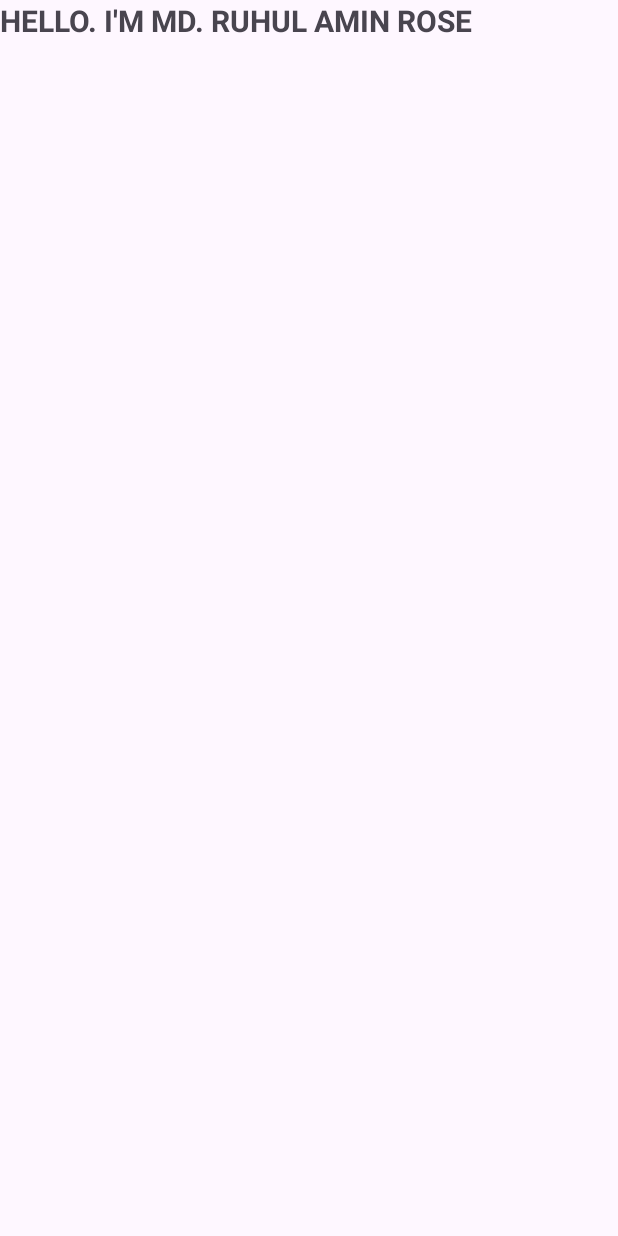
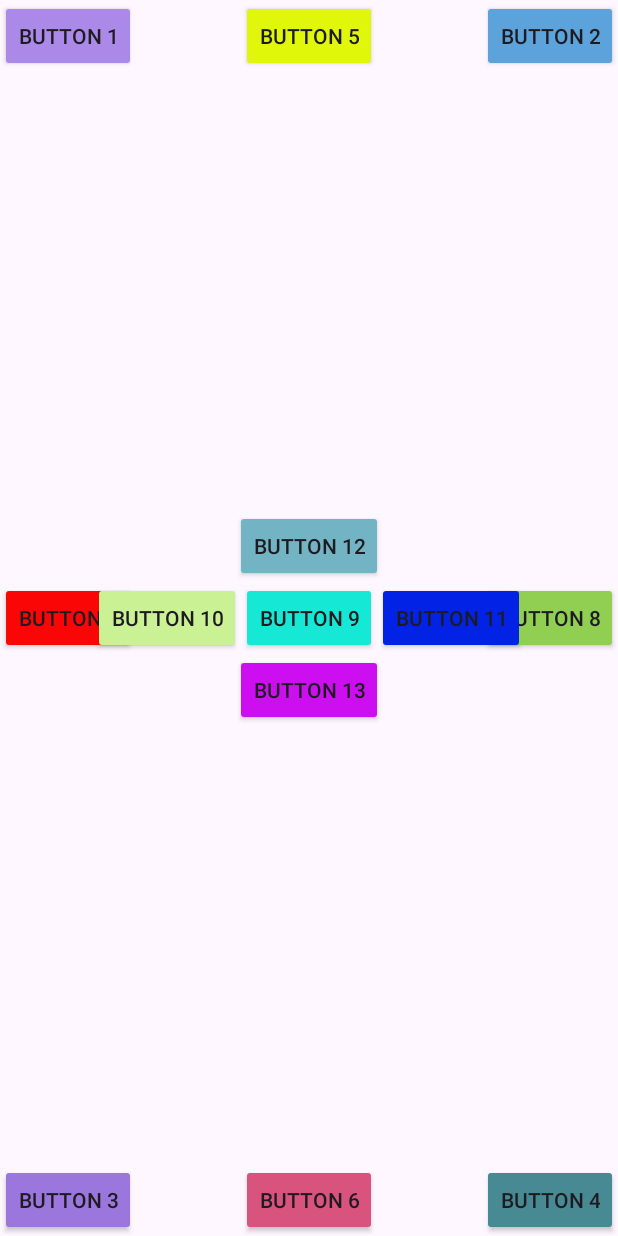
Before and after one commit to ruhulrose/AndroidDevelopment, an Android app: the screen it shows after launch (MainActivity), on a phone screen of 412 x 824 dp. Run offline under Robolectric (Android 15) with nearby library versions, the phone set to English and light mode, and no system bars; 1 statement that could not run was skipped.

Commit message:
I learn about button
Today I learn about button and its alignment in relative layout.

```diff
--- a/app/src/main/java/com/example/androiddevelopment/MainActivity.java
+++ b/app/src/main/java/com/example/androiddevelopment/MainActivity.java
@@ -1,4 +1,6 @@
 package com.example.androiddevelopment;
+
+import static androidx.core.view.ViewCompat.setOnApplyWindowInsetsListener;
 
 import android.os.Bundle;
 
@@ -15,7 +17,7 @@ public class MainActivity extends AppCompatActivity {
         super.onCreate(savedInstanceState);
         EdgeToEdge.enable(this);
         setContentView(R.layout.activity_main);
-        ViewCompat.setOnApplyWindowInsetsListener(findViewById(R.id.main), (v, insets) -> {
+        setOnApplyWindowInsetsListener(findViewById(R.id.main), (v, insets) -> {
             Insets systemBars = insets.getInsets(WindowInsetsCompat.Type.systemBars());
             v.setPadding(systemBars.left, systemBars.top, systemBars.right, systemBars.bottom);
             return insets;
--- a/app/src/main/res/layout/activity_main.xml
+++ b/app/src/main/res/layout/activity_main.xml
@@ -1,19 +1,135 @@
 <?xml version="1.0" encoding="utf-8"?>
-<LinearLayout xmlns:android="http://schemas.android.com/apk/res/android"
+<RelativeLayout
+    xmlns:android="http://schemas.android.com/apk/res/android"
     xmlns:app="http://schemas.android.com/apk/res-auto"
     xmlns:tools="http://schemas.android.com/tools"
-    android:id="@+id/main"
     android:layout_width="match_parent"
     android:layout_height="match_parent"
-    android:padding="10dp"
     tools:context=".MainActivity">
 
-    <TextView
+    <androidx.appcompat.widget.AppCompatButton
         android:layout_width="wrap_content"
         android:layout_height="wrap_content"
-        android:text="@string/my_life"
-        android:textSize="20sp"
-        android:textStyle="bold"
-        android:textAllCaps="true"/>
+        android:backgroundTint="#AB89E9"
+        android:text="Button 1"
+        android:id="@+id/btn1"
+        />
+    <androidx.appcompat.widget.AppCompatButton
+        android:layout_width="wrap_content"
+        android:layout_height="wrap_content"
+        android:backgroundTint="#5CA2DB"
+        android:text="Button 2"
+        android:id="@+id/btn2"
+        android:layout_alignParentRight="true"
+        />
 
-</LinearLayout>
+    <androidx.appcompat.widget.AppCompatButton
+        android:layout_width="wrap_content"
+        android:layout_height="wrap_content"
+        android:backgroundTint="#9A76DD"
+        android:text="Button 3"
+        android:id="@+id/btn3"
+        android:layout_alignParentBottom="true"
+        />
+
+    <androidx.appcompat.widget.AppCompatButton
+        android:layout_width="wrap_content"
+        android:layout_height="wrap_content"
+        android:backgroundTint="#478A93"
+        android:layout_alignParentBottom="true"
+        android:layout_alignParentRight="true"
+        android:text="Button 4"
+        android:id="@+id/btn4"
+        />
+
+    <androidx.appcompat.widget.AppCompatButton
+        android:layout_width="wrap_content"
+        android:layout_height="wrap_content"
+        android:backgroundTint="#E0F60A"
+        android:text="Button 5"
+        android:id="@+id/btn5"
+        android:layout_centerHorizontal="true"
+        />
+
+    <androidx.appcompat.widget.AppCompatButton
+        android:layout_width="wrap_content"
+        android:layout_height="wrap_content"
+        android:backgroundTint="#D9537F"
+        android:text="Button 6"
+        android:id="@+id/btn6"
+        android:layout_centerHorizontal="true"
+        android:layout_alignParentBottom="true"
+        />
+
+    <androidx.appcompat.widget.AppCompatButton
+        android:layout_width="wrap_content"
+        android:layout_height="wrap_content"
+        android:backgroundTint="#FB0606"
+        android:text="Button 7"
+        android:id="@+id/btn7"
+        android:layout_centerVertical="true"
+        />
+
+    <androidx.appcompat.widget.AppCompatButton
+        android:layout_width="wrap_content"
+        android:layout_height="wrap_content"
+        android:backgroundTint="#91CF53"
+        android:text="Button 8"
+        android:id="@+id/btn8"
+        android:layout_centerVertical="true"
+        android:layout_alignParentRight="true"
+        />
+
+    <androidx.appcompat.widget.AppCompatButton
+        android:layout_width="wrap_content"
+        android:layout_height="wrap_content"
+        android:backgroundTint="#15E9D6"
+        android:text="Button 9"
+        android:id="@+id/btn9"
+        android:layout_centerInParent="true"
+        />
+
+    <androidx.appcompat.widget.AppCompatButton
+        android:layout_width="wrap_content"
+        android:layout_height="wrap_content"
+        android:backgroundTint="#CAF194"
+        android:text="Button 10"
+        android:id="@+id/btn10"
+        android:layout_toLeftOf="@id/btn9"
+        android:layout_centerVertical="true"
+        />
+
+    <androidx.appcompat.widget.AppCompatButton
+        android:layout_width="wrap_content"
+        android:layout_height="wrap_content"
+        android:backgroundTint="#0223E6"
+        android:text="Button 11"
+        android:id="@+id/btn11"
+        android:layout_toRightOf="@id/btn9"
+        android:layout_centerVertical="true"
+        />
+
+    <androidx.appcompat.widget.AppCompatButton
+        android:layout_width="wrap_content"
+        android:layout_height="wrap_content"
+        android:backgroundTint="#72B4C4"
+        android:text="Button 12"
+        android:id="@+id/btn12"
+        android:layout_above="@id/btn9"
+        android:layout_centerHorizontal="true"
+        />
+
+    <androidx.appcompat.widget.AppCompatButton
+        android:layout_width="wrap_content"
+        android:layout_height="wrap_content"
+        android:backgroundTint="#CD0EF1"
+        android:text="Button 13"
+        android:id="@+id/btn13"
+        android:layout_below="@id/btn9"
+        android:layout_centerHorizontal="true"
+        />
+
+
+
+
+</RelativeLayout>
```
